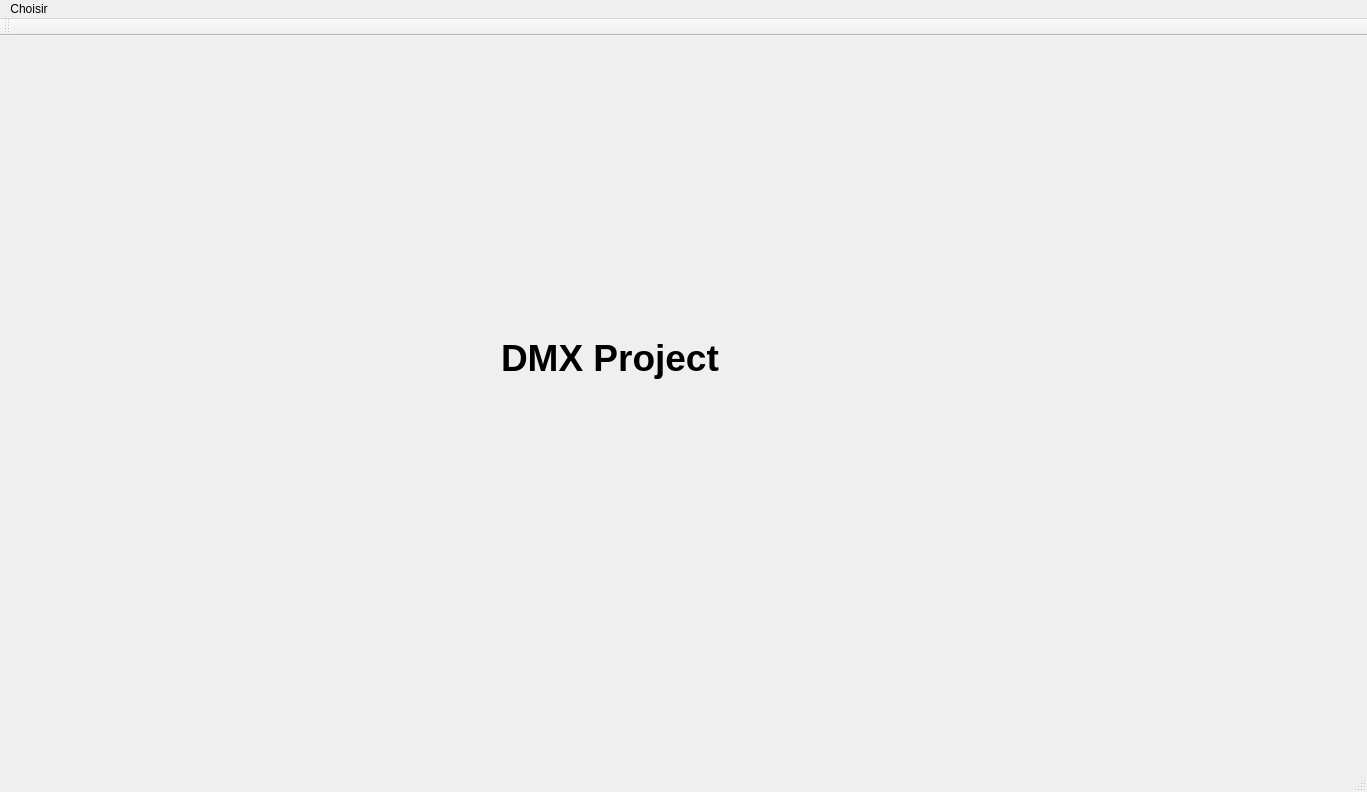
This is IHMC++/DMXProject/DMXProject.ui in fbotel17/DMXProject as Qt 5 draws it before an edit. The edited form follows.
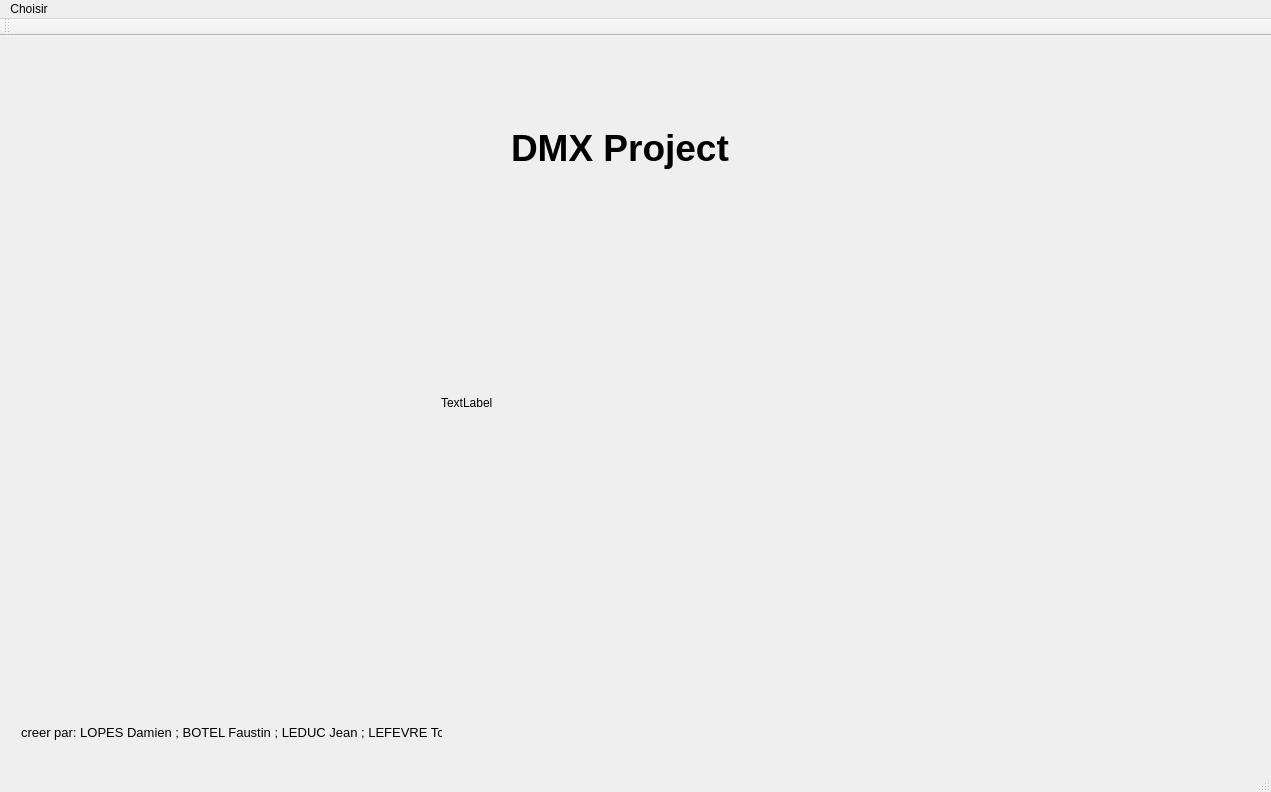
This is the edited form.

Commit message: Page de garde

What changed in the file:
```diff
--- a/IHMC++/DMXProject/DMXProject.ui
+++ b/IHMC++/DMXProject/DMXProject.ui
@@ -6,7 +6,7 @@
    <rect>
     <x>0</x>
     <y>0</y>
-    <width>1367</width>
+    <width>1271</width>
     <height>792</height>
    </rect>
   </property>
@@ -394,10 +394,10 @@
        <widget class="QLabel" name="label_8">
         <property name="geometry">
          <rect>
-          <x>490</x>
-          <y>210</y>
-          <width>441</width>
-          <height>201</height>
+          <x>500</x>
+          <y>10</y>
+          <width>241</width>
+          <height>181</height>
          </rect>
         </property>
         <property name="font">
@@ -411,6 +411,37 @@
          <string>DMX Project</string>
         </property>
        </widget>
+       <widget class="QLabel" name="label_9">
+        <property name="geometry">
+         <rect>
+          <x>10</x>
+          <y>670</y>
+          <width>421</width>
+          <height>31</height>
+         </rect>
+        </property>
+        <property name="font">
+         <font>
+          <pointsize>10</pointsize>
+         </font>
+        </property>
+        <property name="text">
+         <string>creer par: LOPES Damien ; BOTEL Faustin ; LEDUC Jean ; LEFEVRE Tom</string>
+        </property>
+       </widget>
+       <widget class="QLabel" name="label_10">
+        <property name="geometry">
+         <rect>
+          <x>430</x>
+          <y>270</y>
+          <width>271</width>
+          <height>171</height>
+         </rect>
+        </property>
+        <property name="text">
+         <string>TextLabel</string>
+        </property>
+       </widget>
       </widget>
      </widget>
     </item>
@@ -421,8 +452,8 @@
     <rect>
      <x>0</x>
      <y>0</y>
-     <width>1367</width>
-     <height>26</height>
+     <width>1271</width>
+     <height>21</height>
     </rect>
    </property>
    <widget class="QMenu" name="menuChoisir">
```
The commit also changes 1 other file.
